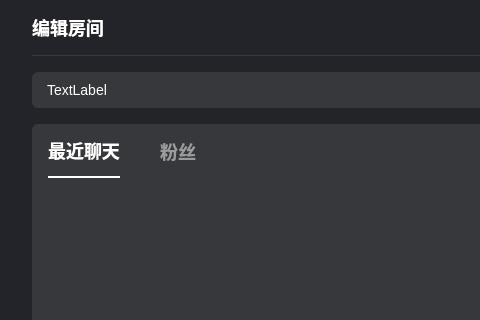
This is UI/RoomInvitePage.ui in zhaopan06/AudioTool as Qt 5 draws it before an edit; both pictures show x 0 to 480 and y 0 to 320 of the 830 by 588 pixel window. The edited form follows.
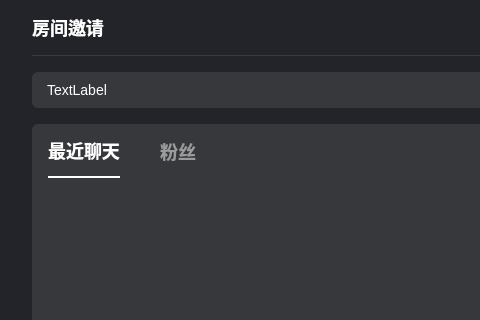
This is the edited form. Icons and pictures are not drawn.

```diff
--- a/UI/RoomInvitePage.ui
+++ b/UI/RoomInvitePage.ui
@@ -120,7 +120,7 @@
          <item>
           <widget class="QPushButton" name="onlineBtn">
            <property name="text">
-            <string>编辑房间</string>
+            <string>房间邀请</string>
            </property>
            <property name="checkable">
             <bool>true</bool>
```
